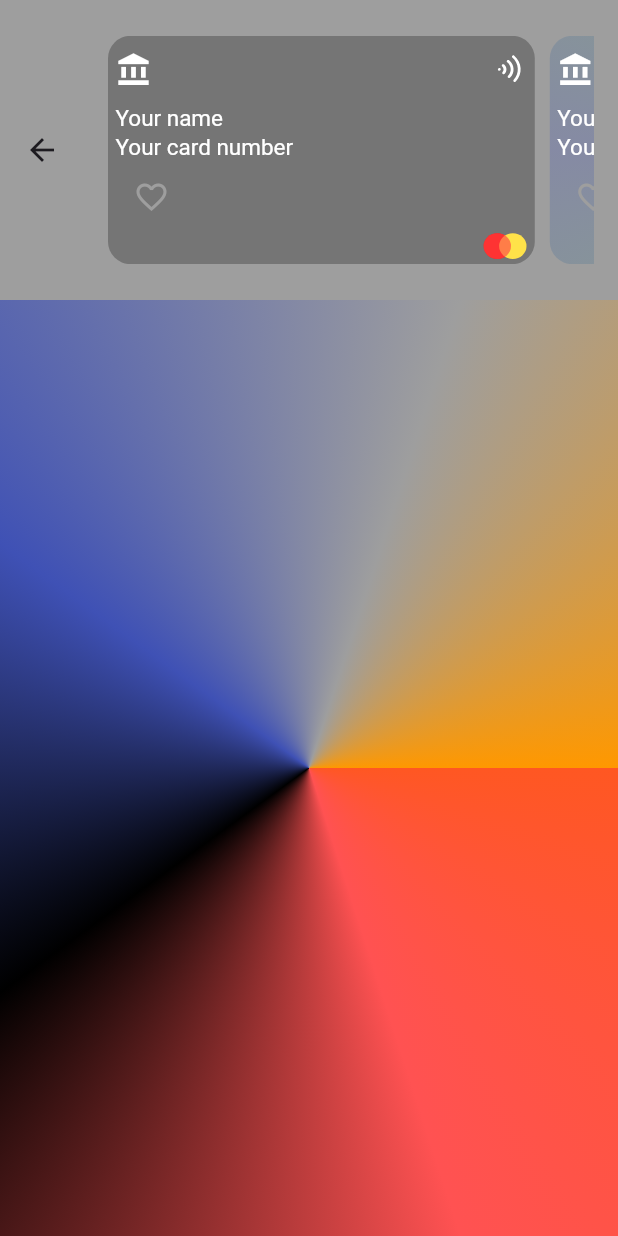
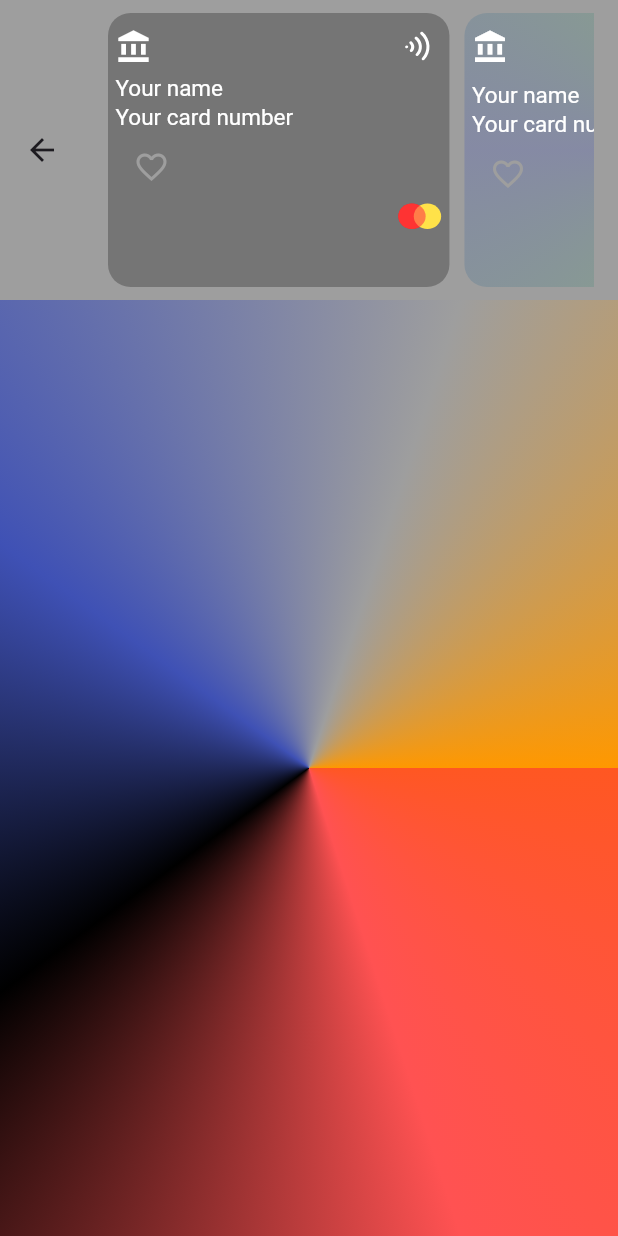
Before and after one commit to MuhammadsharifDev/banking-app, a Flutter app: the CardsPage screen opened by its route, on a phone screen of 412 x 824 dp. Run offline on Flutter 3.47's test engine with Material 2 defaults, Android fonts, the phone set to English and light mode, and no system bars; drawn by our look-alikes of keyboard_dismisser; our stand-ins replace bloc, cloud_firestore, curved_navigation_bar, equatable, file_picker, firebase_auth and 6 more; accounts and stored records are empty; Roboto replaces fonts that are missing (Aclonica).

Commit message:
fix responsive

```diff
--- a/lib/presintation/main/cards/cards_page.dart
+++ b/lib/presintation/main/cards/cards_page.dart
@@ -25,7 +25,7 @@ class _CardsPageState extends State<CardsPage> {
         toolbarHeight: 200,
         backgroundColor: Colors.grey,
         title: SizedBox(
-          height: media.size.height * 150 / 812,
+          height: media.size.height * 180 / 812,
           child: const TitleListViewWidget(),
         ),
       ),
--- a/lib/presintation/main/cards/widget/title_listview_widget.dart
+++ b/lib/presintation/main/cards/widget/title_listview_widget.dart
@@ -15,7 +15,7 @@ class TitleListViewWidget extends StatelessWidget {
       physics: const BouncingScrollPhysics(),
       children: [
         Container(
-          width: media.size.width*250/362,
+          width: media.size.width*200/362,
           decoration: BoxDecoration(
             color: Colors.black26,
             borderRadius: BorderRadius.circular(15),
@@ -36,14 +36,14 @@ class TitleListViewWidget extends StatelessWidget {
                       color: Colors.white,
                     ),
                     SizedBox(
-                      height: 25,
-                      width: 25,
+                      height: media.size.height*25/812,
+                      width: media.size.height*15/365,
                       child: SvgPicture.asset('assets/svg_icons/wifi.svg'),
                     ),
                   ],
                 ),
                 SizedBox(
-                  height: media.size.height * 10 / 812,
+                  height: media.size.height * 5 / 812,
                 ),
                 StyleTextModel.items(
                     text: 'Your name', size: 15, color: Colors.white),
```
